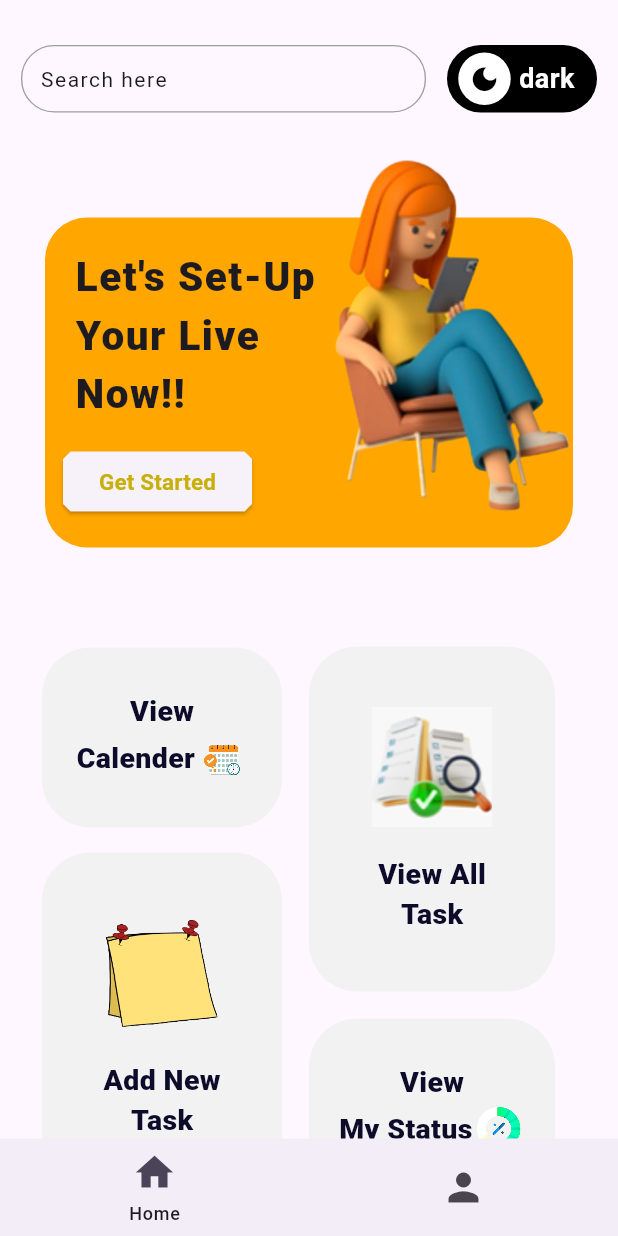
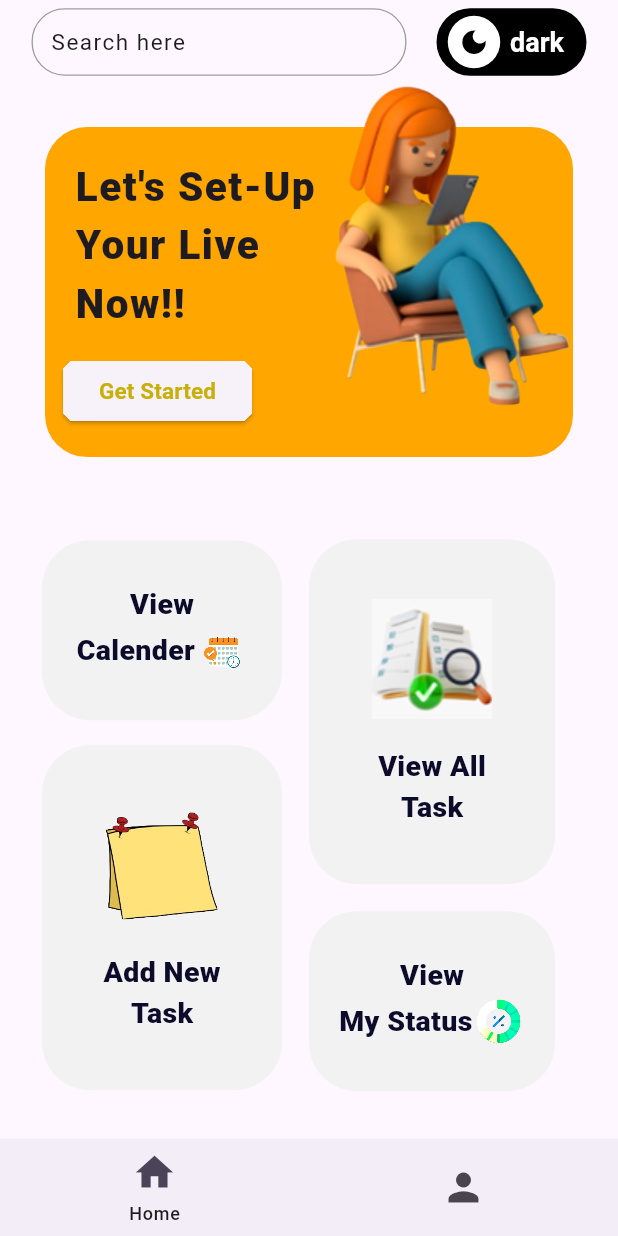
Before and after one commit to SahadMPP/todo_bloc_api_app, a Flutter app: the screen it shows after launch, after a tap on "lite", on a phone screen of 412 x 824 dp. Run offline on Flutter 3.47's test engine with Material 3 defaults, Android fonts, the phone set to English and light mode, and no system bars; drawn by our look-alikes of lite_rolling_switch; our stand-ins replace bloc, flutter_bloc, google_fonts; network calls fail.

```diff
--- a/lib/screens/home_m.dart
+++ b/lib/screens/home_m.dart
@@ -14,23 +14,18 @@ class HomeMain extends StatelessWidget {
   @override
   Widget build(BuildContext context) {
     return Scaffold(
-      body: SafeArea(
-        child: SingleChildScrollView(
-          physics: const BouncingScrollPhysics(),
-          child: Column(
-            children: [
-              const SizedBox(height: 30),
-              Row(
+      appBar: AppBar(
+        title: Row(
           mainAxisAlignment: MainAxisAlignment.spaceEvenly,
           children: [
             GestureDetector(
               onTap: () {
-                      Navigator.of(context).push(MaterialPageRoute(
-                          builder: (ctx) => const SearchScreen()));
+                Navigator.of(context).push(
+                    MaterialPageRoute(builder: (ctx) => const SearchScreen()));
               },
               child: Container(
                 height: 45,
-                      width: 270,
+                width: 250,
                 decoration: BoxDecoration(
                   borderRadius: BorderRadius.circular(22),
                   border: Border.all(
@@ -42,13 +37,15 @@ class HomeMain extends StatelessWidget {
                   padding: const EdgeInsets.all(12.0),
                   child: Text(
                     'Search here',
-                          style: GoogleFonts.aBeeZee(
+                    style: GoogleFonts.roboto(
+                      fontSize: 15,
                       letterSpacing: 1,
                     ),
                   ),
                 ),
               ),
             ),
+            const SizedBox(width: 10),
             SizedBox(
               height: 45,
               child: ValueListenableBuilder<ThemeMode>(
@@ -78,6 +75,12 @@ class HomeMain extends StatelessWidget {
             )
           ],
         ),
+      ),
+      body: SafeArea(
+        child: SingleChildScrollView(
+          physics: const BouncingScrollPhysics(),
+          child: Column(
+            children: [
               const HomeCard(),
               Padding(
                 padding: const EdgeInsets.only(left: 18.0, right: 18),
@@ -296,7 +299,7 @@ class BuildBottomSheet extends StatelessWidget {
                         ),
                       )),
                 ),
-                const SizedBox(height: 150),
+                const SizedBox(height: 300),
               ],
             ),
           ),
@@ -483,7 +486,7 @@ class HomeCard extends StatelessWidget {
   @override
   Widget build(BuildContext context) {
     return Padding(
-      padding: const EdgeInsets.only(left: 30, right: 30, top: 30),
+      padding: const EdgeInsets.only(left: 30, right: 30),
       child: Stack(
         alignment: AlignmentDirectional.centerEnd,
         children: [
@@ -536,7 +539,6 @@ class HomeCard extends StatelessWidget {
           Padding(
             padding: const EdgeInsets.only(bottom: 50),
             child: SizedBox(
-              height: 250,
               width: 160,
               child: Image.asset(
                 'asset/Screenshot_2023-12-09_143553-removebg-preview.png',
--- a/lib/screens/search_screen.dart
+++ b/lib/screens/search_screen.dart
@@ -19,10 +19,11 @@ class SearchScreen extends StatelessWidget {
         // backgroundColor: Colors.white,
         title: TextField(
           decoration: InputDecoration(
-              contentPadding: const EdgeInsets.all(12),
+              contentPadding: const EdgeInsets.all(10),
               hintText: 'Search here',
               hintStyle: GoogleFonts.aBeeZee(letterSpacing: 1),
-              border: const OutlineInputBorder()),
+              border: const OutlineInputBorder(
+                  borderRadius: BorderRadius.all(Radius.circular(20)))),
         ),
       ),
       body: BlocBuilder<TaskBloc, TaskState>(
--- a/lib/screens/splash_screen.dart
+++ b/lib/screens/splash_screen.dart
@@ -1,22 +1,13 @@
 import 'package:flutter/material.dart';
 import 'package:to_do/build_widger/bottomnavigation.dart';
 
-class SplachScreen extends StatefulWidget {
+class SplachScreen extends StatelessWidget {
   const SplachScreen({super.key});
 
   @override
-  State<SplachScreen> createState() => _SplachScreenState();
-}
+  Widget build(BuildContext context) {
+    enterToHome(context);
 
-class _SplachScreenState extends State<SplachScreen> {
-  @override
-  void initState() {
-    enterToHome();
-    super.initState();
-  }
-
-  @override
-  Widget build(BuildContext context) {
     return Scaffold(
       backgroundColor: const Color.fromARGB(255, 244, 244, 244),
       body: Center(
@@ -32,7 +23,7 @@ class _SplachScreenState extends State<SplachScreen> {
     );
   }
 
-  Future<void> enterToHome() async {
+  Future<void> enterToHome(context) async {
     await Future.delayed(const Duration(seconds: 3));
     // ignore: use_build_context_synchronously
     Navigator.of(context).pushAndRemoveUntil(
```
Also changed, not shown: 17 other files. Lines whose indentation alone changed are shown as unchanged.
